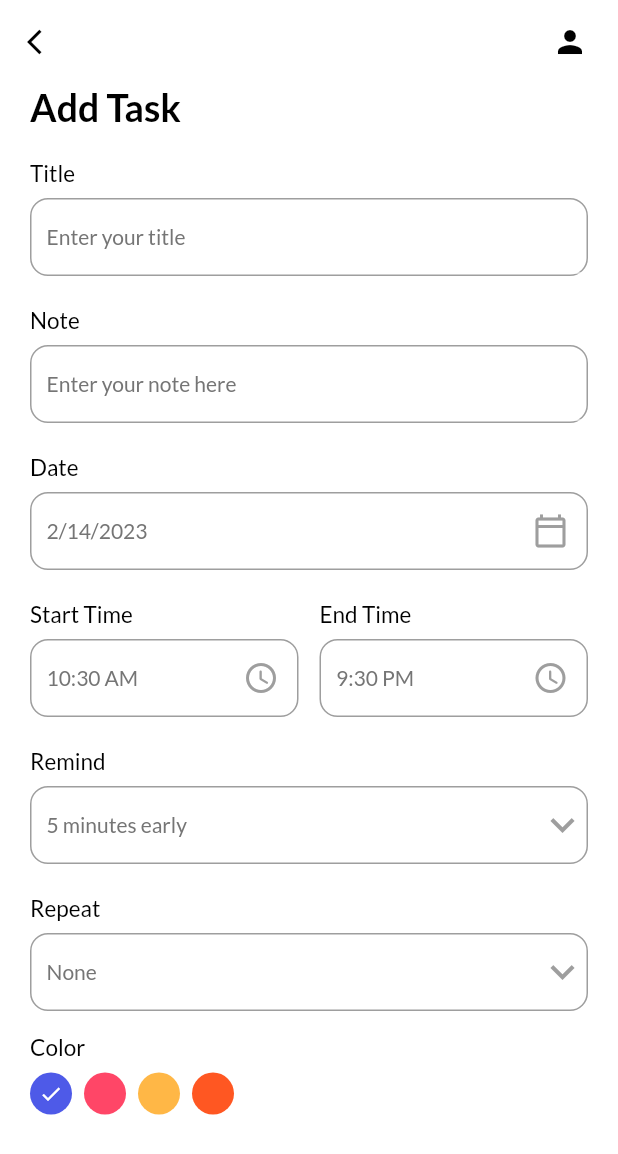
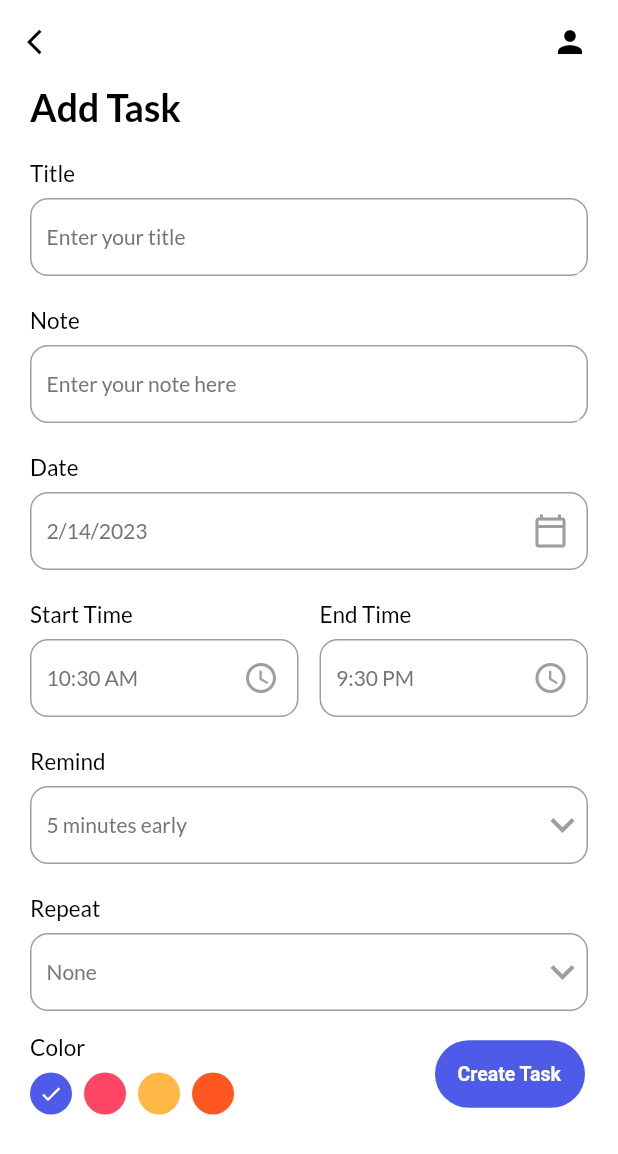
Before and after one commit to cn666278/task-todo-new-edition, a Flutter app: the screen it shows after launch, after a tap on "Add Task", on a phone screen of 412 x 824 dp. Shown: the top 1154 px of the screen. Run offline on Flutter 3.47's test engine with Material 2 defaults, Android fonts, the phone set to English and light mode, and no system bars; our stand-ins replace date_picker_timeline, flutter_local_notifications, flutter_native_timezone, get, get_storage, google_fonts and 1 more.

Commit message:
-Optimize color seleted codes into function _colorPalette()
-Add the Create task button

```diff
--- a/lib/ui/add_task_bar.dart
+++ b/lib/ui/add_task_bar.dart
@@ -2,6 +2,7 @@ import 'package:flutter/material.dart';
 import 'package:get/get.dart';
 import 'package:intl/intl.dart';
 import 'package:todo_app_new_edition/ui/theme.dart';
+import 'package:todo_app_new_edition/ui/widgets/button.dart';
 import 'package:todo_app_new_edition/ui/widgets/input_field.dart';
 
 // convert StatelessWidget to StatefulWidget by Alt + ENTER
@@ -157,8 +158,25 @@ class _AddTaskPageState extends State<AddTaskPage> {
                 height: 15,
               ),
               Row(
+                mainAxisAlignment: MainAxisAlignment.spaceBetween,
+                crossAxisAlignment: CrossAxisAlignment.center,
                 children: [
-                  Column(
+                  _colorPalette(),
+                  Padding(
+                    padding: const EdgeInsets.all(2.0),
+                    child: MyButton(label: "Create Task", onTap: ()=>null),
+                  ),
+                ],
+              )
+            ],
+          ),
+        ),
+      ),
+    );
+  }
+
+  _colorPalette(){
+    return Column(
       crossAxisAlignment: CrossAxisAlignment.start,
       children: [
         Text(
@@ -205,13 +223,6 @@ class _AddTaskPageState extends State<AddTaskPage> {
           }),
         )
       ],
-                  )
-                ],
-              )
-            ],
-          ),
-        ),
-      ),
     );
   }
 
--- a/lib/ui/home_page.dart
+++ b/lib/ui/home_page.dart
@@ -109,7 +109,7 @@ class _HomePageState extends State<HomePage> {
               ],
             ),
           ),
-          MyButton(label: "Add Task", onTap: ()=> Get.to(AddTaskPage())),
+          MyButton(label: "  Add Task", onTap: ()=> Get.to(AddTaskPage())),
         ],
       ),
     );
--- a/lib/ui/widgets/button.dart
+++ b/lib/ui/widgets/button.dart
@@ -13,13 +13,14 @@ class MyButton extends StatelessWidget {
       onTap: onTap,
       child: Container(
         width: 100,
-        height: 50,
+        height: 45,
         decoration: BoxDecoration(
           borderRadius: BorderRadius.circular(25),
           color: primaryClr,
         ),
         child: Padding(
-          padding: const EdgeInsets.only(left: 22, top: 18),
+          padding: EdgeInsets.symmetric(vertical: 15, horizontal: 15),
+          // padding: const EdgeInsets.only(left: 22, top: 15, right: 2),
           child: Text(
             label,
             style: TextStyle(
```
Lines whose indentation alone changed are shown as unchanged.
